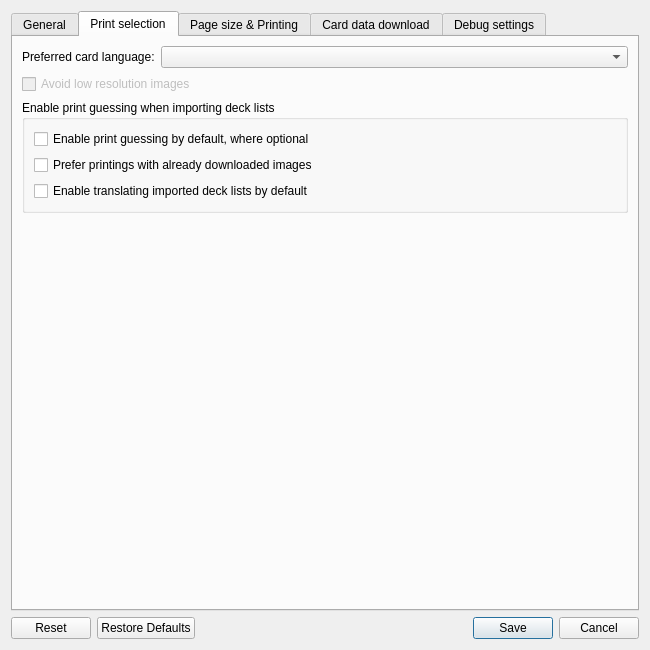
luziferius/MTGProxyPrinter, file mtg_proxy_printer/resources/ui/settings_window.ui: the form before one commit.
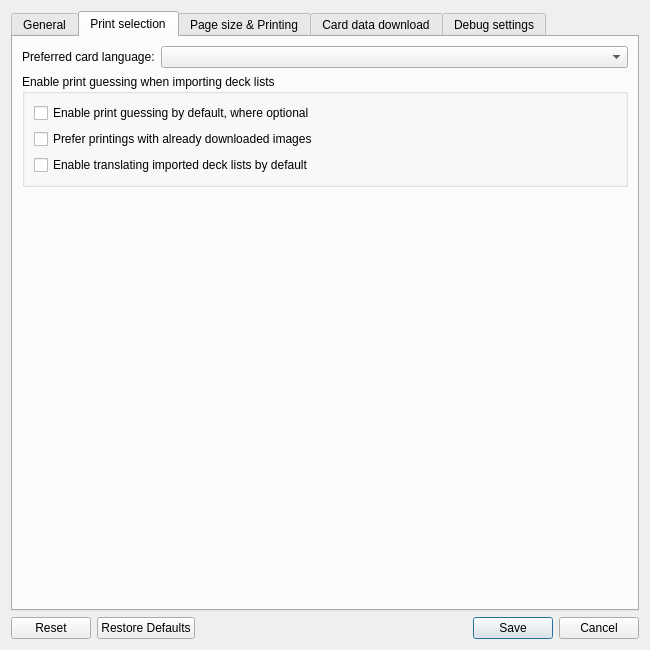
The form after the commit. The open tabs and pages were chosen to show the change. Icons and pictures are not drawn. Custom widgets are drawn as their Qt base class.

Commit message:
Removed the ”avoid low resolution images” option. Nothing was implemented using it and the option was disabled in the settings, so remove it.
FossilOrigin-Name: 977bf739c13d90207ab9a687a550c2e5cfd84e05cecbff0ea9c44eb18e996c9a

```diff
--- a/mtg_proxy_printer/resources/ui/settings_window.ui
+++ b/mtg_proxy_printer/resources/ui/settings_window.ui
@@ -235,7 +235,7 @@
        <string>Print selection</string>
       </attribute>
       <layout class="QGridLayout" name="gridLayout_8">
-       <item row="2" column="0" colspan="2">
+       <item row="1" column="0" colspan="2">
         <widget class="QGroupBox" name="print_guessing_group_box">
          <property name="toolTip">
           <string>Not all deck list formats always contain complete data.
@@ -297,7 +297,7 @@
          </property>
         </widget>
        </item>
-       <item row="3" column="0" colspan="2">
+       <item row="2" column="0" colspan="2">
         <spacer name="verticalSpacer_4">
          <property name="orientation">
           <enum>Qt::Vertical</enum>
@@ -323,22 +323,6 @@
          </property>
         </widget>
        </item>
-       <item row="1" column="0" colspan="2">
-        <widget class="QCheckBox" name="avoid_low_res_images_check_box">
-         <property name="enabled">
-          <bool>false</bool>
-         </property>
-         <property name="toolTip">
-          <string>&lt;html&gt;&lt;head/&gt;&lt;body&gt;&lt;p&gt;If no high-resolution scan of a card is available in your preferred language, use high-resolution English cards instead.&lt;/p&gt;&lt;p&gt;This only has an effect, if the preferred language is not English.&lt;/p&gt;&lt;/body&gt;&lt;/html&gt;</string>
-         </property>
-         <property name="text">
-          <string>Avoid low resolution images</string>
-         </property>
-         <property name="tristate">
-          <bool>false</bool>
-         </property>
-        </widget>
-       </item>
       </layout>
      </widget>
      <widget class="QWidget" name="tab_page_sizes">
```
The commit also changes 2 other files.
